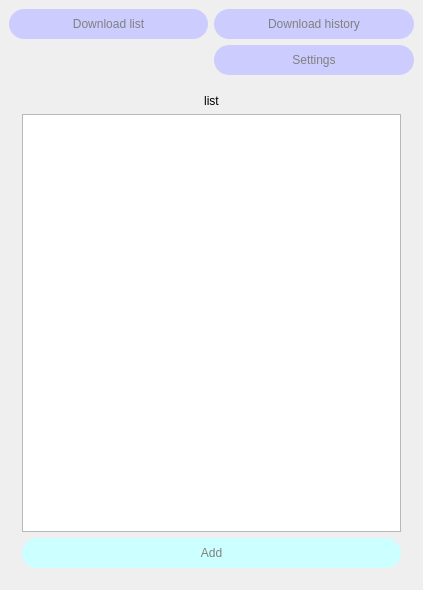
The window that mainwindow.ui (thenaserov/simploader) describes before a commit, drawn with Qt 5.
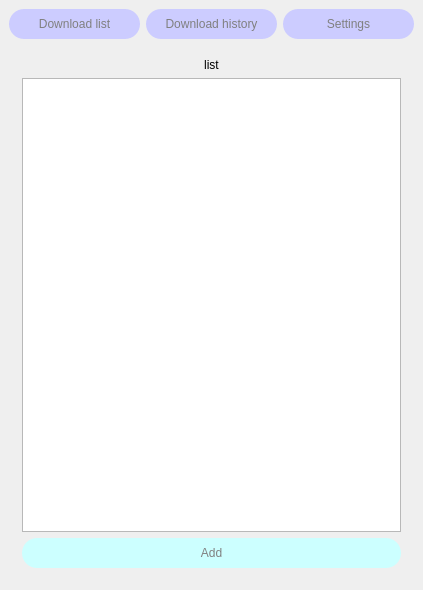
The same window after the commit. The open tabs and pages were chosen to show the change.

The edit to the form file:
```diff
--- a/mainwindow.ui
+++ b/mainwindow.ui
@@ -51,7 +51,25 @@
       </property>
      </widget>
     </item>
-    <item row="2" column="0" colspan="2">
+    <item row="0" column="2">
+     <widget class="QPushButton" name="pbSettings">
+      <property name="minimumSize">
+       <size>
+        <width>100</width>
+        <height>30</height>
+       </size>
+      </property>
+      <property name="styleSheet">
+       <string notr="true">border-radius: 15px;
+color:grey;
+background-color:#ccccff;</string>
+      </property>
+      <property name="text">
+       <string>Settings</string>
+      </property>
+     </widget>
+    </item>
+    <item row="2" column="0" colspan="3">
      <widget class="QStackedWidget" name="stackedWidget">
       <property name="currentIndex">
        <number>1</number>
@@ -290,24 +308,6 @@
       </widget>
      </widget>
     </item>
-    <item row="1" column="1">
-     <widget class="QPushButton" name="pbSettings">
-      <property name="minimumSize">
-       <size>
-        <width>100</width>
-        <height>30</height>
-       </size>
-      </property>
-      <property name="styleSheet">
-       <string notr="true">border-radius: 15px;
-color:grey;
-background-color:#ccccff;</string>
-      </property>
-      <property name="text">
-       <string>Settings</string>
-      </property>
-     </widget>
-    </item>
    </layout>
   </widget>
  </widget>
```
Left out of the diff: 2 changed lines with no effect on the pictures.
